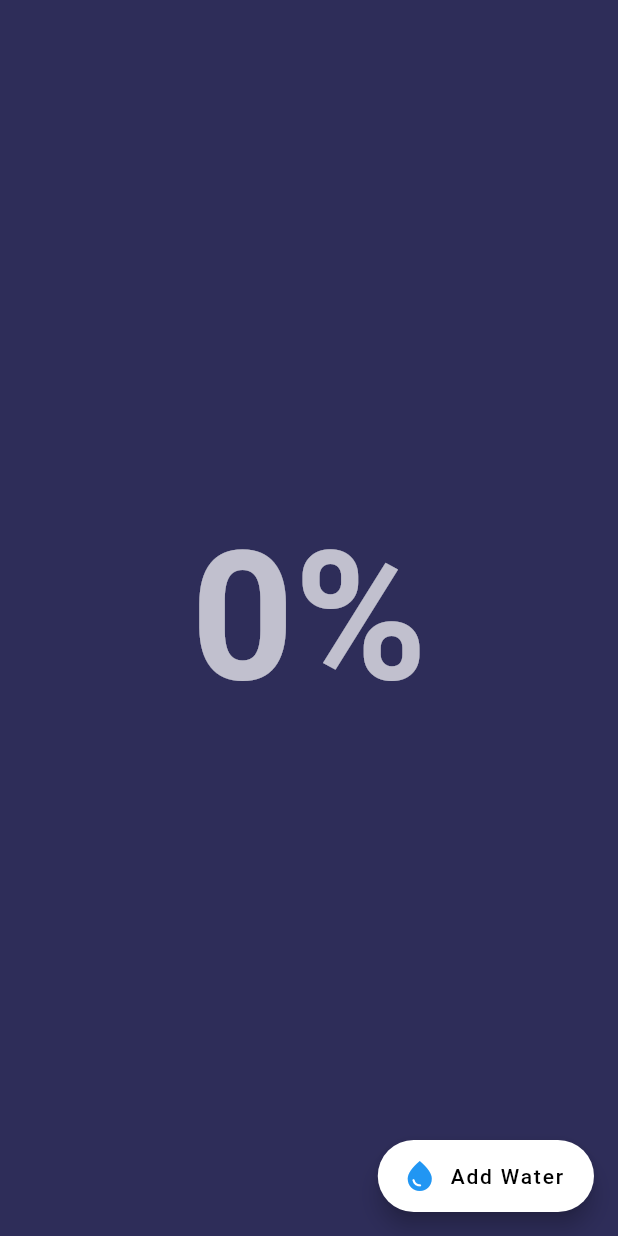
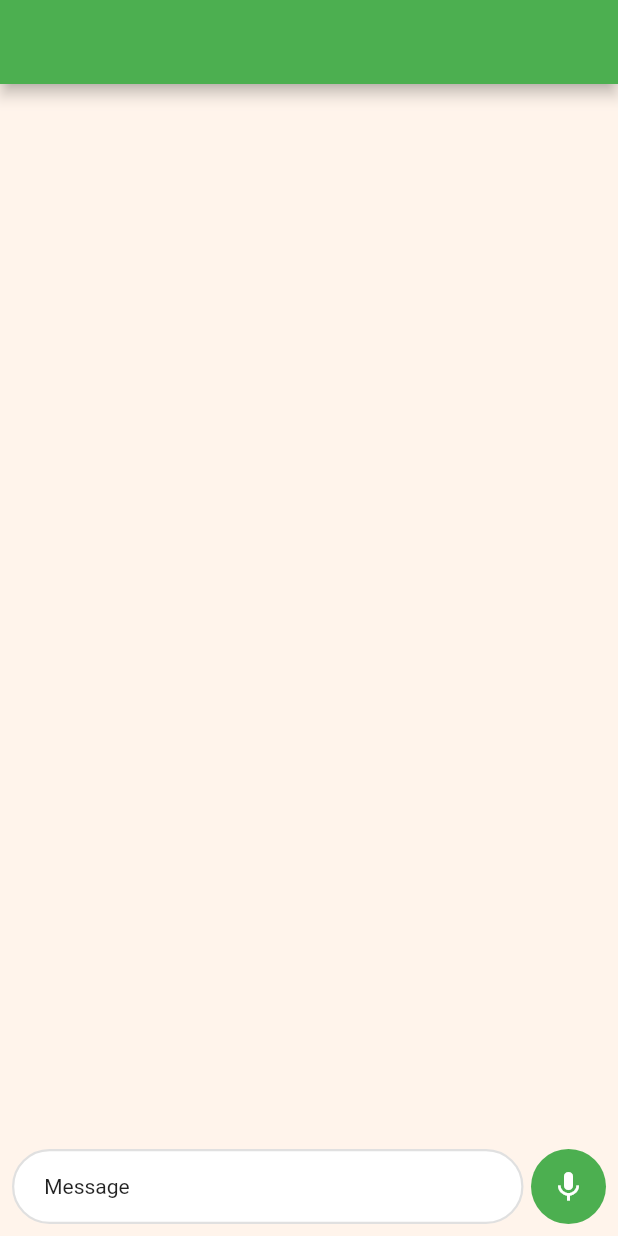
Before and after one commit to NouzNoushad/animations_and_custompaints, a Flutter app: the screen it shows after launch, on a phone screen of 412 x 824 dp. Run offline on Flutter 3.47's test engine with Material 2 defaults, Android fonts, the phone set to English and light mode, and no system bars; our stand-ins replace flutter_animate; missing offline and left inert: ticket_clippers.

Commit message:
chat audio animation

```diff
--- /dev/null
+++ b/lib/chat_audio_record_animation.dart
@@ -0,0 +1,331 @@
+import 'dart:async';
+
+import 'package:flutter/material.dart';
+import 'package:flutter_animate/flutter_animate.dart';
+
+class ChatAudioRecordAnimation extends StatefulWidget {
+  const ChatAudioRecordAnimation({super.key});
+
+  @override
+  State<ChatAudioRecordAnimation> createState() =>
+      _ChatAudioRecordAnimationState();
+}
+
+class _ChatAudioRecordAnimationState extends State<ChatAudioRecordAnimation> {
+  @override
+  Widget build(BuildContext context) {
+    return Scaffold(
+      backgroundColor: const Color.fromRGBO(255, 244, 235, 1),
+      appBar: AppBar(
+        backgroundColor: Colors.green,
+      ),
+      body: Column(children: [
+        Expanded(child: Container()),
+        Padding(
+          padding: const EdgeInsets.all(8.0),
+          child: Row(
+            children: [
+              Expanded(
+                child: Container(
+                  height: 50,
+                  decoration: BoxDecoration(
+                      color: Colors.white,
+                      borderRadius: BorderRadius.circular(30),
+                      border:
+                          Border.all(width: 1.5, color: Colors.grey.shade300)),
+                  padding:
+                      const EdgeInsets.symmetric(horizontal: 20, vertical: 10),
+                  child: const Align(
+                      alignment: Alignment.centerLeft, child: Text('Message')),
+                ),
+              ),
+              const SizedBox(
+                width: 5,
+              ),
+              const MicButton(),
+            ],
+          ),
+        )
+      ]),
+    );
+  }
+}
+
+class MicButton extends StatefulWidget {
+  const MicButton({super.key});
+
+  @override
+  State<MicButton> createState() => _MicButtonState();
+}
+
+class _MicButtonState extends State<MicButton> with TickerProviderStateMixin {
+  late AnimationController controller;
+  late Animation<double> scaleAnimation;
+  late Animation<double> timerAnimation;
+  late Animation<double> lockerAnimation;
+  double timerWidth = 0;
+  String timeDuration = "00:00";
+  Timer? timer;
+  DateTime? startTime;
+
+  @override
+  void initState() {
+    controller = AnimationController(
+        vsync: this, duration: const Duration(milliseconds: 600));
+    scaleAnimation = Tween<double>(begin: 1, end: 2).animate(CurvedAnimation(
+        parent: controller,
+        curve: const Interval(0.0, 0.6, curve: Curves.elasticInOut)));
+    controller.addListener(() {
+      setState(() {});
+    });
+    super.initState();
+  }
+
+  @override
+  void didChangeDependencies() {
+    timerWidth = MediaQuery.of(context).size.width - 2 * 4;
+    timerAnimation = Tween<double>(begin: timerWidth + 8, end: 0).animate(
+        CurvedAnimation(
+            parent: controller,
+            curve: const Interval(0.2, 1, curve: Curves.easeIn)));
+    lockerAnimation = Tween<double>(begin: timerWidth + 8, end: 0).animate(
+        CurvedAnimation(
+            parent: controller,
+            curve: const Interval(0.2, 1, curve: Curves.easeIn)));
+    super.didChangeDependencies();
+  }
+
+  @override
+  void dispose() {
+    controller.dispose();
+    timer?.cancel();
+    super.dispose();
+  }
+
+  @override
+  Widget build(BuildContext context) {
+    return Stack(
+      clipBehavior: Clip.none,
+      children: [
+        lockSlider(),
+        cancelSlider(),
+        GestureDetector(
+          onLongPressDown: (_) {
+            print('long press');
+            controller.forward();
+          },
+          onLongPressEnd: (detail) {
+            var isCancelled = detail.localPosition.dx <
+                -(MediaQuery.of(context).size.width * 0.2);
+            if (isCancelled) {
+              timer?.cancel();
+              startTime = null;
+              timeDuration = "00:00";
+              Timer(const Duration(milliseconds: 1500), () {
+                controller.reverse();
+              });
+            } else {
+              controller.reverse();
+              timer?.cancel();
+              startTime = null;
+              timeDuration = "00:00";
+              Timer(const Duration(milliseconds: 600), () {
+                ScaffoldMessenger.of(context).showSnackBar(
+                    const SnackBar(content: Text('Message Recorded')));
+              });
+            }
+          },
+          onLongPressCancel: () {
+            controller.reverse();
+          },
+          onLongPress: () {
+            startTime = DateTime.now();
+            timer = Timer.periodic(const Duration(seconds: 1), (timer) {
+              final minute = DateTime.now().difference(startTime!).inMinutes;
+              final second =
+                  DateTime.now().difference(startTime!).inSeconds % 60;
+              String min = minute.toString().padLeft(2, '0');
+              String sec = second.toString().padLeft(2, '0');
+              setState(() {
+                timeDuration = "$min:$sec";
+              });
+            });
+          },
+          child: Transform.scale(
+            scale: scaleAnimation.value,
+            child: const CircleAvatar(
+              backgroundColor: Colors.green,
+              radius: 25,
+              child: Icon(
+                Icons.mic,
+                color: Colors.white,
+              ),
+            ),
+          ),
+        ),
+      ],
+    );
+  }
+
+  Widget lockSlider() => Positioned(
+      bottom: -lockerAnimation.value,
+      child: Container(
+        height: 200,
+        width: 50,
+        decoration: BoxDecoration(
+          border: Border.all(width: 1.5, color: Colors.grey.shade300),
+          borderRadius: BorderRadius.circular(30),
+          color: Colors.white,
+        ),
+        padding: const EdgeInsets.symmetric(vertical: 15),
+        child: Column(
+          children: [
+            const Icon(Icons.lock),
+            const SizedBox(
+              height: 10,
+            ),
+            const Column(
+              children: [
+                Icon(Icons.keyboard_arrow_up),
+                Icon(Icons.keyboard_arrow_up),
+                Icon(Icons.keyboard_arrow_up),
+              ],
+            )
+                .animate(onPlay: (controller) => controller.repeat())
+                .shimmer(duration: 1200.ms, color: Colors.white, angle: 30),
+          ],
+        ),
+      ));
+
+  Widget cancelSlider() => Positioned(
+      bottom: 0,
+      right: -timerAnimation.value,
+      child: Container(
+        height: 50,
+        width: timerWidth,
+        decoration: BoxDecoration(
+          border: Border.all(width: 1.5, color: Colors.grey.shade300),
+          borderRadius: BorderRadius.circular(30),
+          color: Colors.white,
+        ),
+        padding: const EdgeInsets.symmetric(horizontal: 15),
+        child: Row(
+            mainAxisSize: MainAxisSize.max,
+            mainAxisAlignment: MainAxisAlignment.spaceBetween,
+            children: [
+              const Icon(
+                Icons.mic,
+                color: Colors.pink,
+              )
+                  .animate(onPlay: (controller) => controller.repeat())
+                  .fade(duration: 1.seconds),
+              Text(timeDuration),
+              const SizedBox(
+                width: 20,
+              ),
+              const Row(
+                crossAxisAlignment: CrossAxisAlignment.center,
+                children: [
+                  Icon(Icons.keyboard_arrow_left),
+                  Text('Slide to cancel'),
+                ],
+              )
+                  .animate(onPlay: (controller) => controller.repeat())
+                  .shimmer(duration: 1200.ms, color: Colors.white, angle: 10),
+              const SizedBox(
+                width: 20,
+              ),
+            ]),
+      ));
+}
+
+// class FlowShader extends StatefulWidget {
+//   const FlowShader(
+//       {super.key,
+//       required this.child,
+//       this.direction = Axis.horizontal,
+//       this.duration = const Duration(seconds: 2),
+//       this.flowColors = const [Colors.white, Colors.black]});
+//   final Widget child;
+//   final Axis direction;
+//   final Duration duration;
+//   final List<Color> flowColors;
+
+//   @override
+//   State<FlowShader> createState() => _FlowShaderState();
+// }
+
+// class _FlowShaderState extends State<FlowShader>
+//     with SingleTickerProviderStateMixin {
+//   late AnimationController controller;
+//   late Animation firstAnimation;
+//   late Animation secondAnimation;
+//   late Animation thirdAnimation;
+
+//   @override
+//   void initState() {
+//     super.initState();
+//     controller = AnimationController(vsync: this, duration: widget.duration);
+//     final TweenSequenceItem item1 = TweenSequenceItem(
+//         tween: ColorTween(
+//             begin: widget.flowColors.last, end: widget.flowColors.first),
+//         weight: 1);
+//     final TweenSequenceItem item2 = TweenSequenceItem(
+//         tween: ColorTween(
+//             begin: widget.flowColors.first, end: widget.flowColors.last),
+//         weight: 1);
+//     firstAnimation = TweenSequence([item1, item2]).animate(CurvedAnimation(
+//         parent: controller,
+//         curve: const Interval(
+//           0.0,
+//           0.45,
+//           curve: Curves.linear,
+//         )));
+//     secondAnimation = TweenSequence([item1, item2]).animate(CurvedAnimation(
+//         parent: controller,
+//         curve: const Interval(
+//           0.15,
+//           0.75,
+//           curve: Curves.linear,
+//         )));
+//     thirdAnimation = TweenSequence([item1, item2]).animate(CurvedAnimation(
+//         parent: controller,
+//         curve: const Interval(
+//           0.45,
+//           1,
+//           curve: Curves.linear,
+//         )));
+//     controller.forward();
+//     controller.addListener(() {
+//       setState(() {});
+//     });
+//   }
+
+//   @override
+//   void dispose() {
+//     controller.dispose();
+//     super.dispose();
+//   }
+
+//   @override
+//   Widget build(BuildContext context) {
+//     return ShaderMask(
+//       shaderCallback: (rect) {
+//         return LinearGradient(
+//           colors: [
+//             thirdAnimation.value,
+//             secondAnimation.value,
+//             firstAnimation.value,
+//           ],
+//           begin: widget.direction == Axis.horizontal
+//               ? Alignment.centerLeft
+//               : Alignment.topCenter,
+//           end: widget.direction == Axis.horizontal
+//               ? Alignment.centerRight
+//               : Alignment.bottomCenter,
+//         ).createShader(rect);
+//       },
+//       child: widget.child,
+//     );
+//   }
+// }
--- a/lib/main.dart
+++ b/lib/main.dart
@@ -2,6 +2,7 @@ import 'dart:math';
 
 import 'package:flutter/material.dart';
 import 'package:flutter_animations/card_animation.dart';
+import 'package:flutter_animations/chat_audio_record_animation.dart';
 import 'package:flutter_animations/wave_animation.dart';
 import 'package:flutter_animations/clippers/ticket_clippers.dart';
 import 'package:flutter_animations/coffee_animation.dart';
@@ -22,7 +23,7 @@ class MyApp extends StatelessWidget {
       theme:
           ThemeData(colorScheme: ColorScheme.fromSeed(seedColor: Colors.blue)),
       debugShowCheckedModeBanner: false,
-      home: const WaveAnimation(),
+      home: const ChatAudioRecordAnimation(),
     );
   }
 }
--- a/lib/wave_animation.dart
+++ b/lib/wave_animation.dart
@@ -87,7 +87,7 @@ class _WaveAnimationState extends State<WaveAnimation>
               child: Text('$counter%',
                   style: const TextStyle(
                     fontSize: 120,
-                    color: Colors.white70,
+                    color: Colors.white,
                     fontWeight: FontWeight.bold,
                   )),
             ),
```
Also changed, not shown: pubspec.yaml (+5 -12 lines), pubspec.lock.
